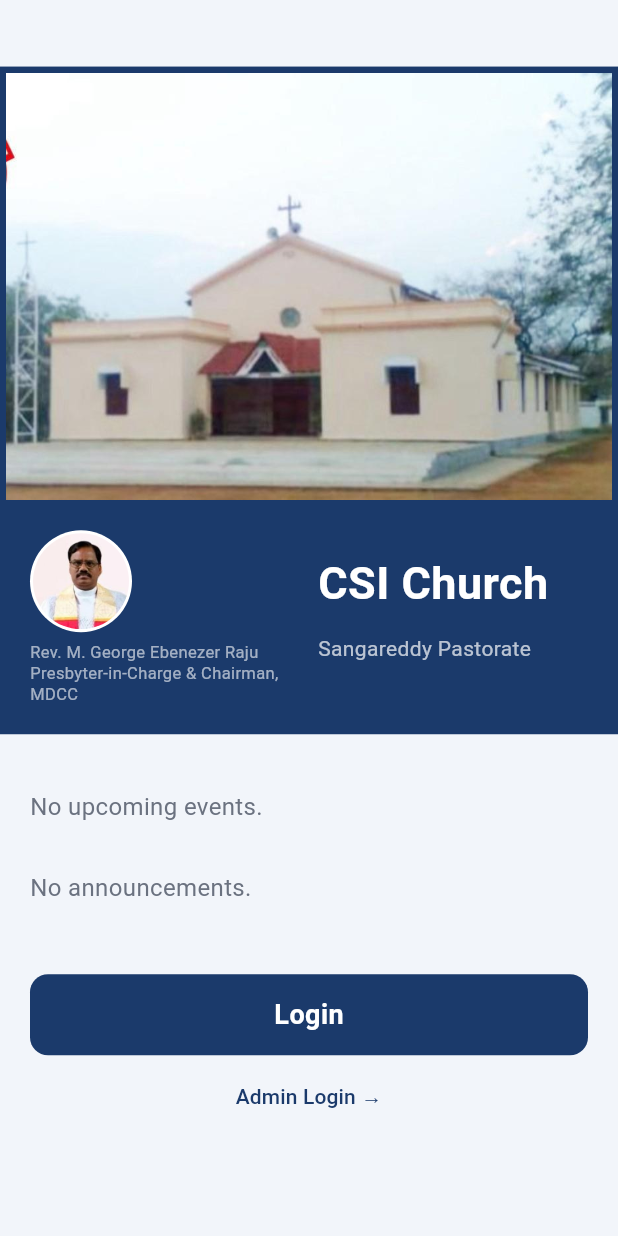
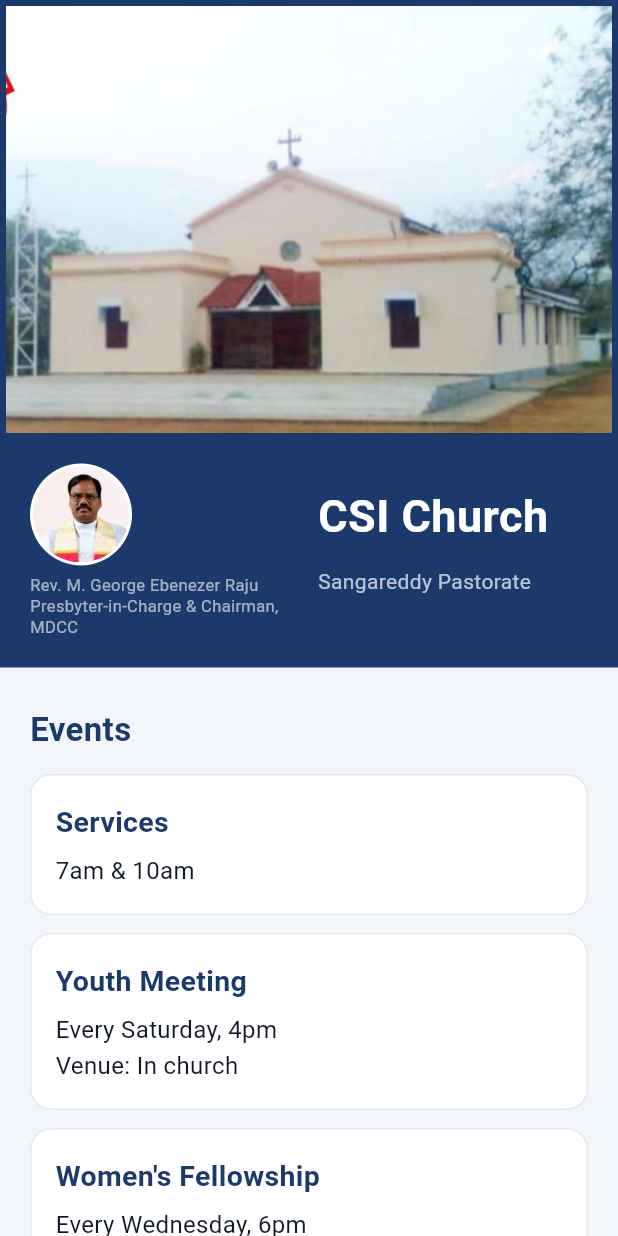
Before and after one commit to RAJ3SHJ/TempleApp, a Flutter app: the screen it shows after launch, on a phone screen of 412 x 824 dp. Run offline on Flutter 3.47's test engine with Material 3 defaults, Android fonts, the phone set to English and light mode, and no system bars; our stand-ins replace cloud_firestore, firebase_auth, firebase_core, firebase_messaging, pdf, share_plus; accounts and stored records are empty.

Commit message:
Landing: hard-coded events, Member Login / Admin Login links
Co-Authored-By: Claude Sonnet 5.5 <noreply@anthropic.com>
Claude-Session: https://claude.ai/code/session_01DhebjiHj8GBhKmmCAFmVy8

```diff
--- a/lib/screens/landing_screen.dart
+++ b/lib/screens/landing_screen.dart
@@ -1,23 +1,12 @@
 import 'package:flutter/material.dart';
-import 'package:cloud_firestore/cloud_firestore.dart';
 import '../theme/app_theme.dart';
 import 'login_screen.dart';
 import 'admin/admin_login_screen.dart';
 
-/// Public landing page: church photo, pastor details, upcoming events and
-/// announcements (published by admins) and a Login button at the bottom.
+/// Public landing page: church photo, pastor details, fixed weekly events
+/// and Member / Admin login links.
 class LandingScreen extends StatelessWidget {
   const LandingScreen({super.key});
-
-  static const _months = ['Jan', 'Feb', 'Mar', 'Apr', 'May', 'Jun', 'Jul', 'Aug', 'Sep', 'Oct', 'Nov', 'Dec'];
-  static const _days = ['Mon', 'Tue', 'Wed', 'Thu', 'Fri', 'Sat', 'Sun'];
-
-  String _when(DateTime d) {
-    final h = d.hour % 12 == 0 ? 12 : d.hour % 12;
-    final m = d.minute.toString().padLeft(2, '0');
-    final ap = d.hour >= 12 ? 'PM' : 'AM';
-    return '${_days[d.weekday - 1]}, ${d.day} ${_months[d.month - 1]} ${d.year} · $h:$m $ap';
-  }
 
   @override
   Widget build(BuildContext context) {
@@ -35,21 +24,16 @@ class LandingScreen extends StatelessWidget {
                   child: Column(
                     crossAxisAlignment: CrossAxisAlignment.start,
                     children: [
-                      _events(),
-                      const SizedBox(height: 4),
-                      _announcements(),
-                      const SizedBox(height: 32),
-                      SizedBox(
-                        width: double.infinity,
-                        height: 54,
-                        child: ElevatedButton(
-                          style: ElevatedButton.styleFrom(minimumSize: const Size(0, 54)),
+                      _eventsSection(),
+                      const SizedBox(height: 16),
+                      Center(
+                        child: TextButton(
                           onPressed: () => Navigator.push(
                               context, MaterialPageRoute(builder: (_) => const LoginScreen())),
-                          child: const Text('Login', style: TextStyle(fontSize: 18)),
+                          child: const Text('Member Login →',
+                              style: TextStyle(color: AppTheme.navy, fontSize: 14, fontWeight: FontWeight.w500)),
                         ),
                       ),
-                      const SizedBox(height: 4),
                       Center(
                         child: TextButton(
                           onPressed: () => Navigator.push(
@@ -70,69 +54,24 @@ class LandingScreen extends StatelessWidget {
     );
   }
 
-  Widget _sectionTitle(String t) => Padding(
-        padding: const EdgeInsets.only(bottom: 12),
-        child: Text(t,
-            style: const TextStyle(fontSize: 22, fontWeight: FontWeight.w700, color: AppTheme.navy)),
-      );
+  static const _events = [
+    ['Services', '7am & 10am'],
+    ['Youth Meeting', 'Every Saturday, 4pm\nVenue: In church'],
+    ["Women's Fellowship", 'Every Wednesday, 6pm\nVenue: In church'],
+    ['Sunday School', 'Sunday, 11am\nVenue: Parish Hall'],
+  ];
 
-  Widget _empty(String t) => Padding(
-        padding: const EdgeInsets.symmetric(vertical: 12),
-        child: Text(t, style: const TextStyle(fontSize: 16, color: AppTheme.textSecondary)),
-      );
-
-  Widget _events() {
-    return StreamBuilder<QuerySnapshot>(
-      stream: FirebaseFirestore.instance.collection('events').orderBy('date').snapshots(),
-      builder: (context, snap) {
-        if (snap.hasError) return _empty('Events could not be loaded right now.');
-        if (!snap.hasData) return const Padding(padding: EdgeInsets.all(16), child: Center(child: CircularProgressIndicator()));
-        final cutoff = DateTime.now().subtract(const Duration(hours: 6));
-        final docs = snap.data!.docs.where((d) {
-          final t = (d.data() as Map<String, dynamic>)['date'];
-          return t is Timestamp && t.toDate().isAfter(cutoff);
-        }).toList();
-        if (docs.isEmpty) return _empty('No upcoming events.');
+  Widget _eventsSection() {
     return Column(
-          children: docs.map((d) {
-            final m = d.data() as Map<String, dynamic>;
-            return _card(
-              title: (m['title'] ?? '').toString(),
-              lines: const [],
-            );
-          }).toList(),
-        );
-      },
-    );
-  }
-
-  Widget _announcements() {
-    return StreamBuilder<QuerySnapshot>(
-      stream: FirebaseFirestore.instance
-          .collection('announcements')
-          .orderBy('createdAt', descending: true)
-          .limit(10)
-          .snapshots(),
-      builder: (context, snap) {
-        if (snap.hasError) return _empty('Announcements could not be loaded right now.');
-        if (!snap.hasData) return const SizedBox.shrink();
-        final docs = snap.data!.docs;
-        if (docs.isEmpty) return _empty('No announcements.');
-        return Column(
-          children: docs.map((d) {
-            final m = d.data() as Map<String, dynamic>;
-            return _card(
-              title: (m['title'] ?? '').toString(),
-              lines: [(m['description'] ?? '').toString()],
-            );
-          }).toList(),
-        );
-      },
-    );
-  }
-
-  Widget _card({required String title, required List<String> lines, bool emphasizeFirst = false}) {
-    return Container(
+      crossAxisAlignment: CrossAxisAlignment.start,
+      children: [
+        const Padding(
+          padding: EdgeInsets.only(bottom: 12),
+          child: Text('Events',
+              style: TextStyle(fontSize: 22, fontWeight: FontWeight.w700, color: AppTheme.navy)),
+        ),
+        for (final e in _events)
+          Container(
             width: double.infinity,
             margin: const EdgeInsets.only(bottom: 12),
             padding: const EdgeInsets.all(16),
@@ -144,21 +83,15 @@ class LandingScreen extends StatelessWidget {
             child: Column(
               crossAxisAlignment: CrossAxisAlignment.start,
               children: [
-          Text(title, style: const TextStyle(fontSize: 19, fontWeight: FontWeight.w700, color: AppTheme.textPrimary)),
-          for (var i = 0; i < lines.length; i++)
-            if (lines[i].isNotEmpty)
-              Padding(
-                padding: const EdgeInsets.only(top: 6),
-                child: Text(lines[i],
-                    style: TextStyle(
-                      fontSize: (emphasizeFirst && i == 0) ? 17 : 16,
-                      fontWeight: (emphasizeFirst && i == 0) ? FontWeight.w600 : FontWeight.w400,
-                      color: (emphasizeFirst && i == 0) ? AppTheme.navy : AppTheme.textSecondary,
-                      height: 1.4,
-                    )),
+                Text(e[0],
+                    style: const TextStyle(fontSize: 19, fontWeight: FontWeight.w700, color: AppTheme.navy)),
+                const SizedBox(height: 6),
+                Text(e[1],
+                    style: const TextStyle(fontSize: 16, color: AppTheme.textPrimary, height: 1.5)),
+              ],
+            ),
           ),
       ],
-      ),
     );
   }
 
```
Lines whose indentation alone changed are shown as unchanged.
